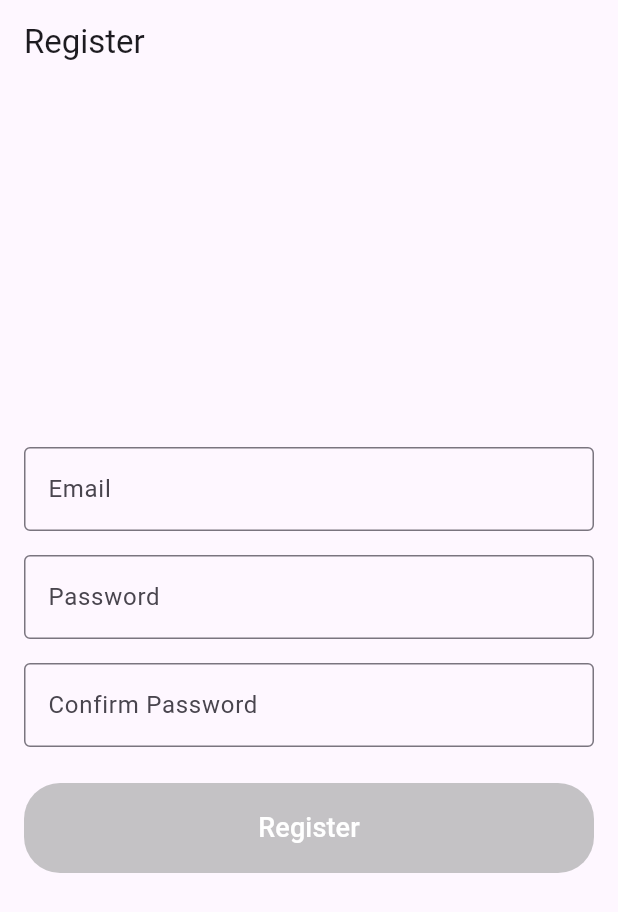
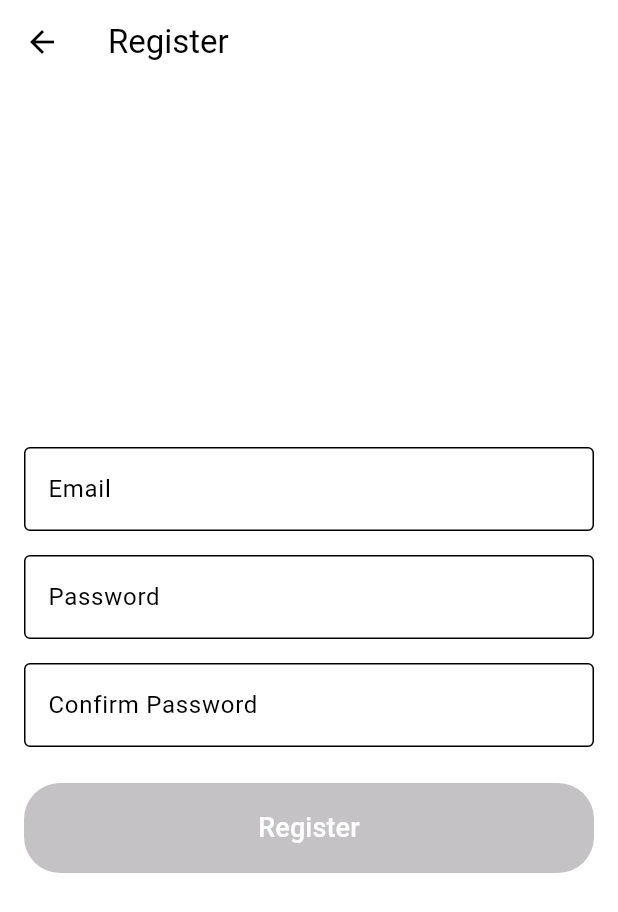
Before and after one commit to Shivansh722/reme, a Flutter app: the RegisterView screen opened directly, on a phone screen of 412 x 824 dp. Shown: the top 912 px of the screen. Run offline on Flutter 3.47's test engine with Material 3 defaults, Android fonts, the phone set to English and light mode, and no system bars; our stand-ins replace firebase_core; accounts and stored records are empty.

Commit message:
feat: setup theme and basic app colors setup

```diff
--- /dev/null
+++ b/reme/lib/core/theme/light_mode.dart
@@ -0,0 +1,19 @@
+
+import 'package:flutter/material.dart';
+
+ThemeData lightMode = ThemeData(
+  brightness: Brightness.light,
+  colorScheme: ColorScheme.light(
+    primary: Colors.grey.shade200, // Primary color
+    secondary: Colors.grey.shade400, // Secondary color
+    background: Colors.grey.shade300, // Background color
+    inversePrimary: Colors.grey.shade800, // Inverse primary color
+    onBackground: Colors.black, // Text color on background
+  ),
+  textTheme: ThemeData.light().textTheme.apply(
+    bodyColor: Colors.grey.shade800, // Body text color
+    displayColor: Colors.black, // Display text color
+  ),
+
+
+);
```
Also changed, not shown: reme/lib/main.dart (+4 -5 lines), reme/lib/src/views/auth/loginView.dart (added, +37 -0 lines), reme/lib/src/views/auth/registerView.dart (+8 -0 lines), reme/lib/core/theme.dart (deleted).
